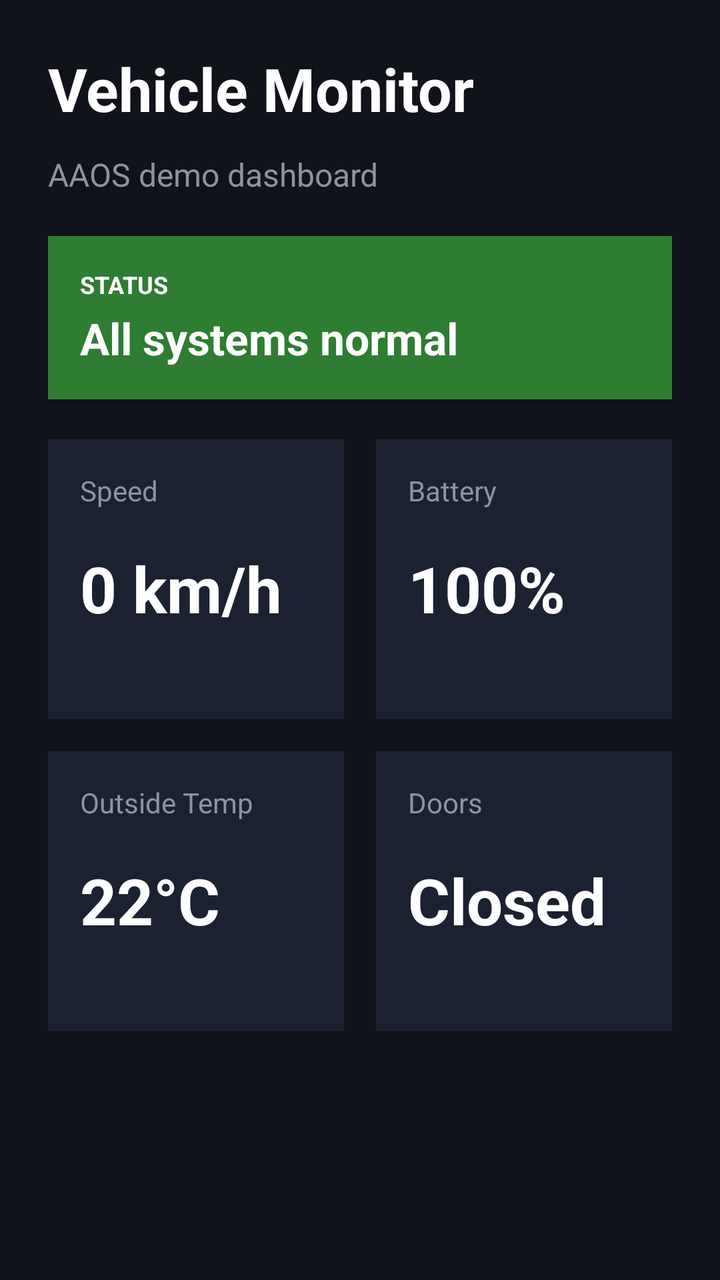
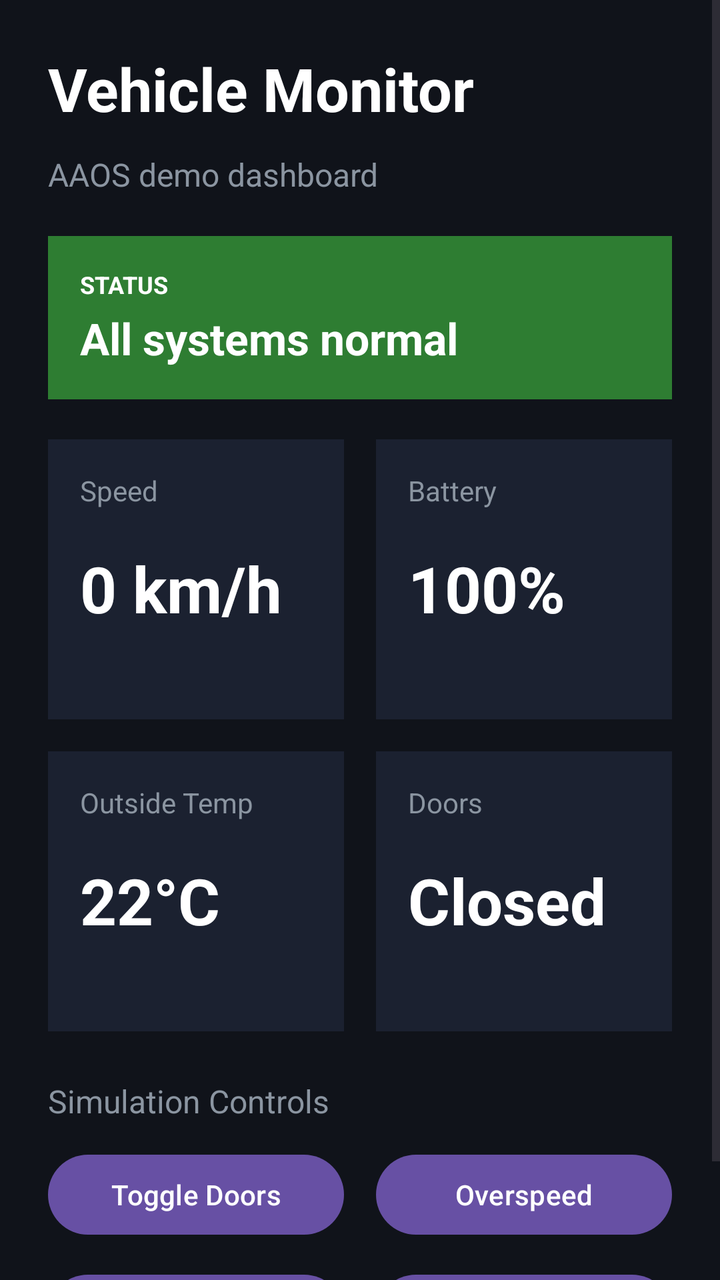

An Android layout rendered at two revisions. The XML below is the earlier revision; the diff shows what the commit changed to produce the second picture.
<!-- AndroidManifest.xml: application theme Theme.Aaosvehiclemonitor -->
<!-- res/layout/activity_main.xml -->
<?xml version="1.0" encoding="utf-8"?>
<ScrollView xmlns:android="http://schemas.android.com/apk/res/android"
    android:layout_width="match_parent"
    android:layout_height="match_parent"
    android:fillViewport="true"
    android:background="#10131A">

    <LinearLayout
        android:layout_width="match_parent"
        android:layout_height="wrap_content"
        android:orientation="vertical"
        android:padding="24dp">

        <TextView
            android:id="@+id/titleText"
            android:layout_width="wrap_content"
            android:layout_height="wrap_content"
            android:text="Vehicle Monitor"
            android:textColor="#FFFFFF"
            android:textSize="30sp"
            android:textStyle="bold"
            android:layout_marginBottom="12dp" />

        <TextView
            android:id="@+id/subtitleText"
            android:layout_width="wrap_content"
            android:layout_height="wrap_content"
            android:text="AAOS demo dashboard"
            android:textColor="#8B95A1"
            android:textSize="16sp"
            android:layout_marginBottom="20dp" />

        <LinearLayout
            android:id="@+id/alertBanner"
            android:layout_width="match_parent"
            android:layout_height="wrap_content"
            android:orientation="vertical"
            android:padding="16dp"
            android:background="#2E7D32"
            android:layout_marginBottom="20dp">

            <TextView
                android:id="@+id/alertTitle"
                android:layout_width="wrap_content"
                android:layout_height="wrap_content"
                android:text="STATUS"
                android:textAllCaps="true"
                android:textColor="#FFFFFF"
                android:textSize="12sp"
                android:textStyle="bold" />

            <TextView
                android:id="@+id/alertMessage"
                android:layout_width="wrap_content"
                android:layout_height="wrap_content"
                android:text="All systems normal"
                android:textColor="#FFFFFF"
                android:textSize="22sp"
                android:textStyle="bold"
                android:layout_marginTop="4dp" />
        </LinearLayout>

        <LinearLayout
            android:layout_width="match_parent"
            android:layout_height="wrap_content"
            android:orientation="horizontal"
            android:weightSum="2"
            android:layout_marginBottom="16dp">

            <LinearLayout
                android:layout_width="0dp"
                android:layout_height="140dp"
                android:layout_weight="1"
                android:orientation="vertical"
                android:background="#1B2130"
                android:padding="16dp"
                android:layout_marginEnd="8dp">

                <TextView
                    android:layout_width="wrap_content"
                    android:layout_height="wrap_content"
                    android:text="Speed"
                    android:textColor="#8B95A1"
                    android:textSize="14sp" />

                <TextView
                    android:id="@+id/speedValue"
                    android:layout_width="wrap_content"
                    android:layout_height="wrap_content"
                    android:text="0 km/h"
                    android:textColor="#FFFFFF"
                    android:textSize="32sp"
                    android:textStyle="bold"
                    android:layout_marginTop="18dp" />
            </LinearLayout>

            <LinearLayout
                android:layout_width="0dp"
                android:layout_height="140dp"
                android:layout_weight="1"
                android:orientation="vertical"
                android:background="#1B2130"
                android:padding="16dp"
                android:layout_marginStart="8dp">

                <TextView
                    android:layout_width="wrap_content"
                    android:layout_height="wrap_content"
                    android:text="Battery"
                    android:textColor="#8B95A1"
                    android:textSize="14sp" />

                <TextView
                    android:id="@+id/batteryValue"
                    android:layout_width="wrap_content"
                    android:layout_height="wrap_content"
                    android:text="100%"
                    android:textColor="#FFFFFF"
                    android:textSize="32sp"
                    android:textStyle="bold"
                    android:layout_marginTop="18dp" />
            </LinearLayout>
        </LinearLayout>

        <LinearLayout
            android:layout_width="match_parent"
            android:layout_height="wrap_content"
            android:orientation="horizontal"
            android:weightSum="2">

            <LinearLayout
                android:layout_width="0dp"
                android:layout_height="140dp"
                android:layout_weight="1"
                android:orientation="vertical"
                android:background="#1B2130"
                android:padding="16dp"
                android:layout_marginEnd="8dp">

                <TextView
                    android:layout_width="wrap_content"
                    android:layout_height="wrap_content"
                    android:text="Outside Temp"
                    android:textColor="#8B95A1"
                    android:textSize="14sp" />

                <TextView
                    android:id="@+id/tempValue"
                    android:layout_width="wrap_content"
                    android:layout_height="wrap_content"
                    android:text="22°C"
                    android:textColor="#FFFFFF"
                    android:textSize="32sp"
                    android:textStyle="bold"
                    android:layout_marginTop="18dp" />
            </LinearLayout>

            <LinearLayout
                android:layout_width="0dp"
                android:layout_height="140dp"
                android:layout_weight="1"
                android:orientation="vertical"
                android:background="#1B2130"
                android:padding="16dp"
                android:layout_marginStart="8dp">

                <TextView
                    android:layout_width="wrap_content"
                    android:layout_height="wrap_content"
                    android:text="Doors"
                    android:textColor="#8B95A1"
                    android:textSize="14sp" />

                <TextView
                    android:id="@+id/doorValue"
                    android:layout_width="wrap_content"
                    android:layout_height="wrap_content"
                    android:text="Closed"
                    android:textColor="#FFFFFF"
                    android:textSize="32sp"
                    android:textStyle="bold"
                    android:layout_marginTop="18dp" />
            </LinearLayout>
        </LinearLayout>

    </LinearLayout>
</ScrollView>
<!-- resources referenced by this layout -->
<resources>
  <style name="Theme.Aaosvehiclemonitor" parent="Base.Theme.Aaosvehiclemonitor" />
  <style name="Base.Theme.Aaosvehiclemonitor" parent="Theme.Material3.DayNight.NoActionBar">
          
          
      </style>
</resources>

<!-- the commit's change to res/layout/activity_main.xml (unified diff, before → after) -->
@@ -70,6 +70,67 @@
             <LinearLayout
                 android:layout_width="0dp"
                 android:layout_height="140dp"
+                android:layout_marginEnd="8dp"
+                android:layout_weight="1"
+                android:background="#1B2130"
+                android:orientation="vertical"
+                android:padding="16dp">
+
+                <TextView
+                    android:layout_width="wrap_content"
+                    android:layout_height="wrap_content"
+                    android:text="Speed"
+                    android:textColor="#8B95A1"
+                    android:textSize="14sp" />
+
+                <TextView
+                    android:id="@+id/speedValue"
+                    android:layout_width="wrap_content"
+                    android:layout_height="wrap_content"
+                    android:layout_marginTop="18dp"
+                    android:text="0 km/h"
+                    android:textColor="#FFFFFF"
+                    android:textSize="32sp"
+                    android:textStyle="bold" />
+            </LinearLayout>
+
+            <LinearLayout
+                android:layout_width="0dp"
+                android:layout_height="140dp"
+                android:layout_weight="1"
+                android:orientation="vertical"
+                android:background="#1B2130"
+                android:padding="16dp"
+                android:layout_marginStart="8dp">
+
+                <TextView
+                    android:layout_width="wrap_content"
+                    android:layout_height="wrap_content"
+                    android:text="Battery"
+                    android:textColor="#8B95A1"
+                    android:textSize="14sp" />
+
+                <TextView
+                    android:id="@+id/batteryValue"
+                    android:layout_width="wrap_content"
+                    android:layout_height="wrap_content"
+                    android:text="100%"
+                    android:textColor="#FFFFFF"
+                    android:textSize="32sp"
+                    android:textStyle="bold"
+                    android:layout_marginTop="18dp" />
+            </LinearLayout>
+        </LinearLayout>
+
+        <LinearLayout
+            android:layout_width="match_parent"
+            android:layout_height="wrap_content"
+            android:orientation="horizontal"
+            android:weightSum="2">
+
+            <LinearLayout
+                android:layout_width="0dp"
+                android:layout_height="140dp"
                 android:layout_weight="1"
                 android:orientation="vertical"
                 android:background="#1B2130"
@@ -79,15 +140,15 @@
                 <TextView
                     android:layout_width="wrap_content"
                     android:layout_height="wrap_content"
-                    android:text="Speed"
-                    android:textColor="#8B95A1"
-                    android:textSize="14sp" />
-
-                <TextView
-                    android:id="@+id/speedValue"
-                    android:layout_width="wrap_content"
-                    android:layout_height="wrap_content"
-                    android:text="0 km/h"
+                    android:text="Outside Temp"
+                    android:textColor="#8B95A1"
+                    android:textSize="14sp" />
+
+                <TextView
+                    android:id="@+id/tempValue"
+                    android:layout_width="wrap_content"
+                    android:layout_height="wrap_content"
+                    android:text="22°C"
                     android:textColor="#FFFFFF"
                     android:textSize="32sp"
                     android:textStyle="bold"
@@ -106,15 +167,15 @@
                 <TextView
                     android:layout_width="wrap_content"
                     android:layout_height="wrap_content"
-                    android:text="Battery"
-                    android:textColor="#8B95A1"
-                    android:textSize="14sp" />
-
-                <TextView
-                    android:id="@+id/batteryValue"
-                    android:layout_width="wrap_content"
-                    android:layout_height="wrap_content"
-                    android:text="100%"
+                    android:text="Doors"
+                    android:textColor="#8B95A1"
+                    android:textSize="14sp" />
+
+                <TextView
+                    android:id="@+id/doorValue"
+                    android:layout_width="wrap_content"
+                    android:layout_height="wrap_content"
+                    android:text="Closed"
                     android:textColor="#FFFFFF"
                     android:textSize="32sp"
                     android:textStyle="bold"
@@ -125,61 +186,62 @@
         <LinearLayout
             android:layout_width="match_parent"
             android:layout_height="wrap_content"
-            android:orientation="horizontal"
-            android:weightSum="2">
-
-            <LinearLayout
-                android:layout_width="0dp"
-                android:layout_height="140dp"
-                android:layout_weight="1"
-                android:orientation="vertical"
-                android:background="#1B2130"
-                android:padding="16dp"
-                android:layout_marginEnd="8dp">
-
-                <TextView
-                    android:layout_width="wrap_content"
-                    android:layout_height="wrap_content"
-                    android:text="Outside Temp"
-                    android:textColor="#8B95A1"
-                    android:textSize="14sp" />
-
-                <TextView
-                    android:id="@+id/tempValue"
-                    android:layout_width="wrap_content"
-                    android:layout_height="wrap_content"
-                    android:text="22°C"
-                    android:textColor="#FFFFFF"
-                    android:textSize="32sp"
-                    android:textStyle="bold"
-                    android:layout_marginTop="18dp" />
-            </LinearLayout>
-
-            <LinearLayout
-                android:layout_width="0dp"
-                android:layout_height="140dp"
-                android:layout_weight="1"
-                android:orientation="vertical"
-                android:background="#1B2130"
-                android:padding="16dp"
-                android:layout_marginStart="8dp">
-
-                <TextView
-                    android:layout_width="wrap_content"
-                    android:layout_height="wrap_content"
-                    android:text="Doors"
-                    android:textColor="#8B95A1"
-                    android:textSize="14sp" />
-
-                <TextView
-                    android:id="@+id/doorValue"
-                    android:layout_width="wrap_content"
-                    android:layout_height="wrap_content"
-                    android:text="Closed"
-                    android:textColor="#FFFFFF"
-                    android:textSize="32sp"
-                    android:textStyle="bold"
-                    android:layout_marginTop="18dp" />
+            android:orientation="vertical"
+            android:layout_marginTop="24dp">
+
+            <TextView
+                android:layout_width="wrap_content"
+                android:layout_height="wrap_content"
+                android:text="Simulation Controls"
+                android:textColor="#8B95A1"
+                android:textSize="16sp"
+                android:layout_marginBottom="12dp" />
+
+            <LinearLayout
+                android:layout_width="match_parent"
+                android:layout_height="wrap_content"
+                android:orientation="horizontal"
+                android:weightSum="2"
+                android:layout_marginBottom="12dp">
+
+                <Button
+                    android:id="@+id/toggleDoorsButton"
+                    android:layout_width="0dp"
+                    android:layout_height="wrap_content"
+                    android:layout_weight="1"
+                    android:text="Toggle Doors"
+                    android:layout_marginEnd="8dp" />
+
+                <Button
+                    android:id="@+id/overspeedButton"
+                    android:layout_width="0dp"
+                    android:layout_height="wrap_content"
+                    android:layout_weight="1"
+                    android:text="Overspeed"
+                    android:layout_marginStart="8dp" />
+            </LinearLayout>
+
+            <LinearLayout
+                android:layout_width="match_parent"
+                android:layout_height="wrap_content"
+                android:orientation="horizontal"
+                android:weightSum="2">
+
+                <Button
+                    android:id="@+id/lowBatteryButton"
+                    android:layout_width="0dp"
+                    android:layout_height="wrap_content"
+                    android:layout_weight="1"
+                    android:text="Low Battery"
+                    android:layout_marginEnd="8dp" />
+
+                <Button
+                    android:id="@+id/resetButton"
+                    android:layout_width="0dp"
+                    android:layout_height="wrap_content"
+                    android:layout_weight="1"
+                    android:text="Reset"
+                    android:layout_marginStart="8dp" />
             </LinearLayout>
         </LinearLayout>
 
